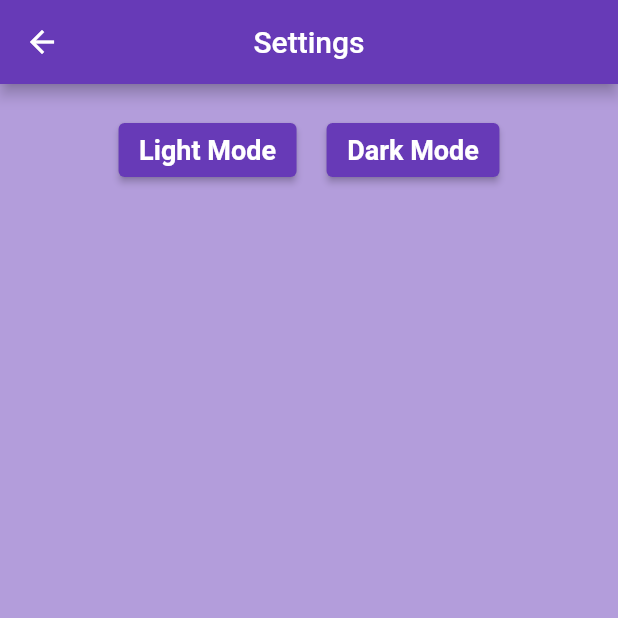
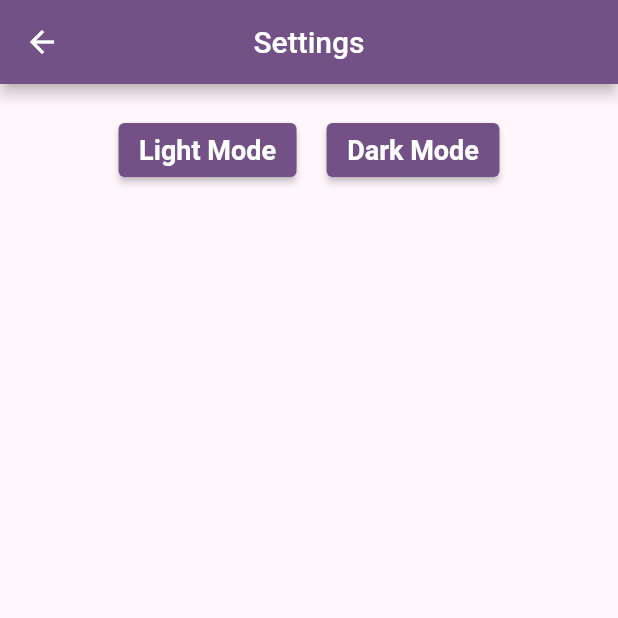
Before and after one commit to jakelang01/SweetDreams, a Flutter app: the screen it shows after launch, in the side drawer, after a tap on "Settings", on a phone screen of 412 x 824 dp, the top half of it. Run offline on Flutter 3.47's test engine with Material 2 defaults, Android fonts, the phone set to English and light mode, and no system bars; our stand-ins replace cloud_firestore, firebase_core, flutter_rating_bar, shared_preferences, youtube_player_flutter; accounts and stored records are empty.

Commit message:
changes light mode color scheme to a custom color scheme

```diff
--- a/lib/main.dart
+++ b/lib/main.dart
@@ -53,7 +53,7 @@ class _MyHomePageState extends State<MyHomePage> {
               Padding(
                 padding: EdgeInsets.only(bottom: 7.0),
               ),
-              Text("Lets Help You Sleep",
+              Text("Let Us\n Help You Sleep",
                 style: Theme
                     .of(context)
                     .textTheme
@@ -177,14 +177,15 @@ class _MyAppState extends State<MyApp> {
             return MaterialApp(
               title: 'Sweet Dreams',
               theme: ThemeData(
-                colorScheme: ColorScheme.fromSwatch(
-                    primarySwatch: Colors.deepPurple
+                colorScheme: ColorScheme.fromSeed(
+                    seedColor: Color(0xFFD8CCD9),
                 ),
-                backgroundColor: Colors.white,
-                canvasColor: Colors.grey.shade300,
-                unselectedWidgetColor: Colors.black,
-                dividerColor: Colors.black87,
-                scaffoldBackgroundColor: Colors.grey.shade300,
+                primaryColor: Color(0xFFCDBDCE),
+                backgroundColor: Color(0xFFFFE683),
+                canvasColor: Color(0xFFFBF5D0),
+                //unselectedWidgetColor: Colors.black,
+                //dividerColor: Colors.black87,
+                scaffoldBackgroundColor: Color(0xFFFBF5D0),
 
                 fontFamily: 'Roboto',
                 textTheme: const TextTheme(
@@ -192,12 +193,12 @@ class _MyAppState extends State<MyApp> {
                     fontSize: 40.0,
                     fontWeight: FontWeight.bold,
                     fontStyle: FontStyle.italic,
-                    color: Colors.deepPurpleAccent,
+                    color: Color(0xFF947FA2),
                   ),
                   headline2: TextStyle(
                     fontSize: 24.0,
                     fontWeight: FontWeight.bold,
-                    color: Colors.black87,
+                    color: Color(0xFF4A444D),
                   ),
                   headline3: TextStyle(
                     fontSize: 24.0,
@@ -205,22 +206,23 @@ class _MyAppState extends State<MyApp> {
                   ),
                   headline4: TextStyle(
                     fontSize: 24.0,
-                    color: Colors.black87,
+                    fontWeight: FontWeight.bold,
+                    color: Color(0xFF4A444D),
                   ),
                   bodyText1: TextStyle(
                     fontSize: 18.0,
                     fontStyle: FontStyle.italic,
-                    color: Colors.deepPurpleAccent,
+                    color: Color(0xFF947FA2),
                   ),
                   bodyText2: TextStyle(
                     fontSize: 18.0,
                     //fontStyle: FontStyle.italic,
-                    color: Colors.black45,
+                    color: Color(0xFF4A444D),
                   ),
                   button: TextStyle(
                     fontSize: 18.0,
                     fontWeight: FontWeight.bold,
-                    color: Colors.deepPurpleAccent,
+                    color: Color(0xFF4A444D),
                   ),
                 ),
               ),
```
